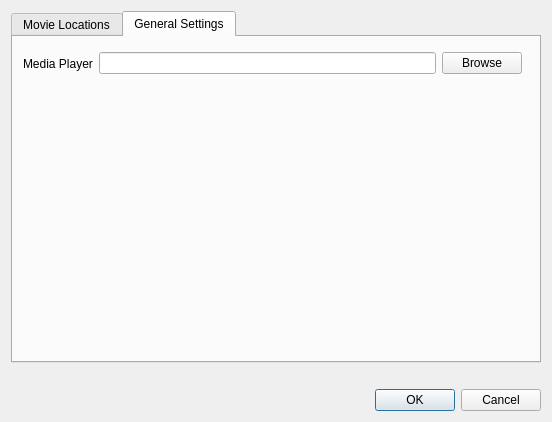
This is src/Dialogs/SettingsWindow.ui in ochurlaud/macaw-movies as Qt 5 draws it before an edit. The edited form follows.
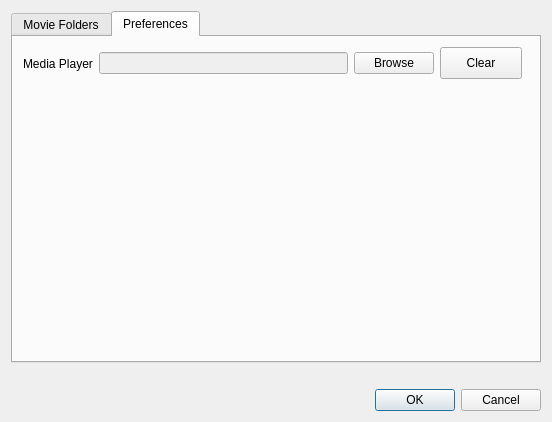
This is the edited form. The open tabs and pages were chosen to show the change.

Commit message: Added functionality to clear the selected Media Player. Changed titels to the tabs in settings dialog.

```diff
--- a/src/Dialogs/SettingsWindow.ui
+++ b/src/Dialogs/SettingsWindow.ui
@@ -44,7 +44,7 @@
      </property>
      <widget class="QWidget" name="movieLocationsTab">
       <attribute name="title">
-       <string>Movie Locations</string>
+       <string>Movie Folders</string>
       </attribute>
       <widget class="QWidget" name="verticalLayoutWidget">
        <property name="geometry">
@@ -130,7 +130,7 @@
      </widget>
      <widget class="QWidget" name="generalSettingsTab">
       <attribute name="title">
-       <string>General Settings</string>
+       <string>Preferences</string>
       </attribute>
       <widget class="QWidget" name="layoutWidget">
        <property name="geometry">
@@ -150,7 +150,11 @@
          </widget>
         </item>
         <item>
-         <widget class="QLineEdit" name="playerPathEdit"/>
+         <widget class="QLineEdit" name="playerPathEdit">
+          <property name="enabled">
+           <bool>false</bool>
+          </property>
+         </widget>
         </item>
         <item>
          <widget class="QPushButton" name="playerBrowseButton">
@@ -159,6 +163,25 @@
           </property>
          </widget>
         </item>
+        <item>
+         <widget class="QPushButton" name="playerClearButton">
+          <property name="sizePolicy">
+           <sizepolicy hsizetype="Minimum" vsizetype="Fixed">
+            <horstretch>0</horstretch>
+            <verstretch>0</verstretch>
+           </sizepolicy>
+          </property>
+          <property name="minimumSize">
+           <size>
+            <width>82</width>
+            <height>32</height>
+           </size>
+          </property>
+          <property name="text">
+           <string>Clear</string>
+          </property>
+         </widget>
+        </item>
        </layout>
       </widget>
      </widget>
```
Left out of the diff: 2 changed lines with no effect on the pictures. The commit also changes 3 other files.
